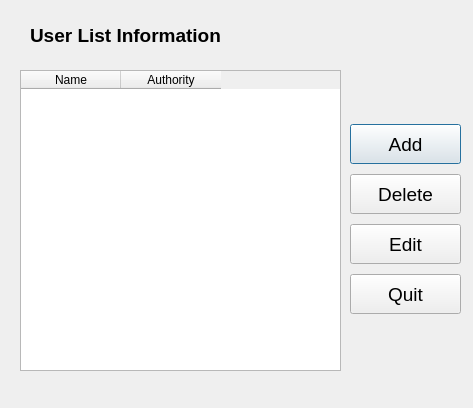
Before: the Qt Designer form dialoguser.ui in mychuang/IP_CAM, drawn with Qt 5.
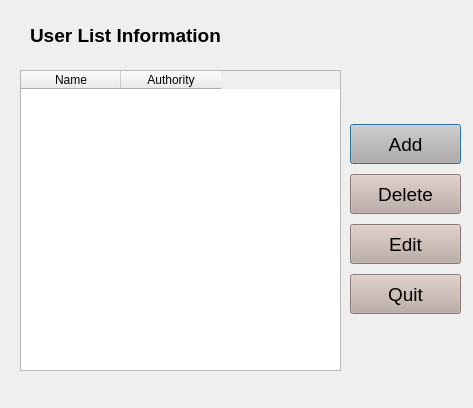
After: the same form once the commit is applied.

Diff of the .ui file:
```diff
--- a/dialoguser.ui
+++ b/dialoguser.ui
@@ -16,6 +16,17 @@
   <property name="windowTitle">
    <string>Dialog</string>
   </property>
+  <property name="styleSheet">
+   <string notr="true">QPushButton#btnAdd {background-color: #bcaaa4}
+QPushButton#btnDel {background-color:  #bcaaa4}
+QPushButton#btnEdit {background-color:  #bcaaa4}
+QPushButton#btnQuit {background-color:  #bcaaa4}
+QPushButton#btnAdd:hover {background-color: #dade73; color: #0dadde}
+QPushButton#btnDel:hover {background-color: #dade73; color: #0dadde}
+QPushButton#btnEdit:hover {background-color: #dade73; color: #0dadde}
+QPushButton#btnQuit:hover {background-color:#dade73; color: #0dadde}
+</string>
+  </property>
   <widget class="QTableWidget" name="tableWidget">
    <property name="geometry">
     <rect>
@@ -98,6 +109,9 @@
         <pointsize>14</pointsize>
        </font>
       </property>
+      <property name="styleSheet">
+       <string notr="true"/>
+      </property>
       <property name="text">
        <string>Edit</string>
       </property>
```
